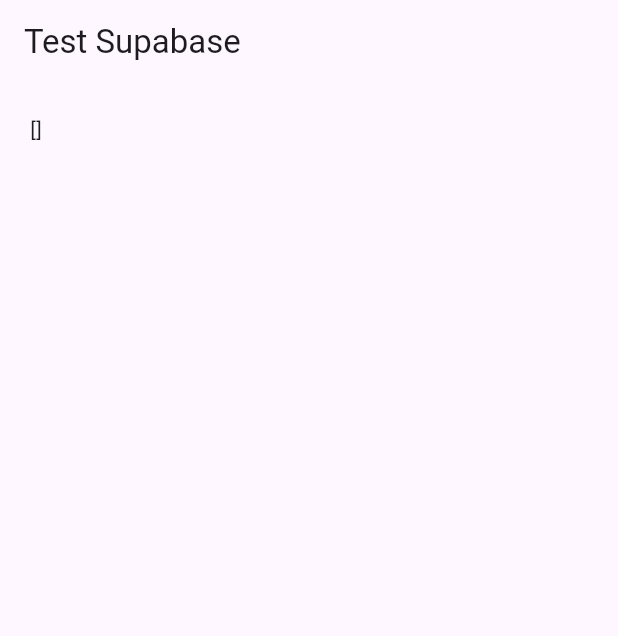
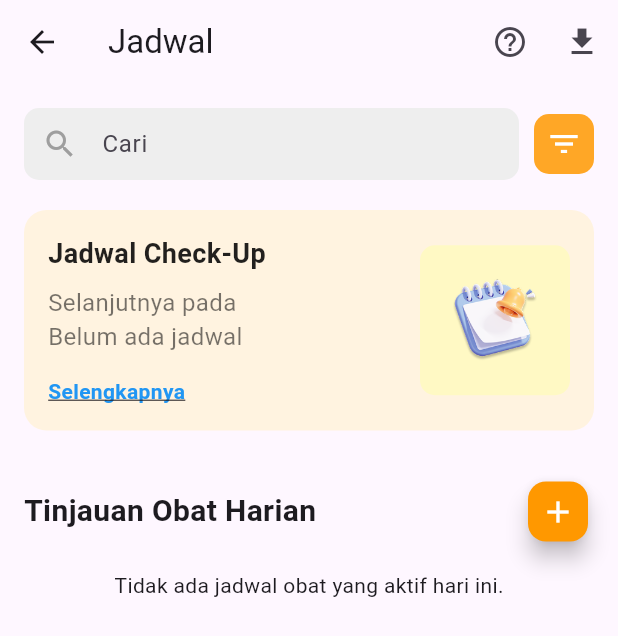
Before and after one commit to manzil26/sahabatRS, a Flutter app: the screen it shows after launch, on a phone screen of 412 x 824 dp. Shown: the top 636 px of the screen. Run offline on Flutter 3.47's test engine with Material 3 defaults, Android fonts, the phone set to English and light mode, and no system bars; our stand-ins replace supabase_flutter; accounts and stored records are empty.

Commit message:
feat: home penjadwalan

```diff
--- /dev/null
+++ b/devtools_options.yaml
@@ -0,0 +1,3 @@
+description: This file stores settings for Dart & Flutter DevTools.
+documentation: https://docs.flutter.dev/tools/devtools/extensions#configure-extension-enablement-states
+extensions:
--- a/lib/main.dart
+++ b/lib/main.dart
@@ -1,62 +1,102 @@
+// import 'package:flutter/material.dart';
+// import 'package:supabase_flutter/supabase_flutter.dart';
+
+// void main() async {
+//   WidgetsFlutterBinding.ensureInitialized();
+
+//   await Supabase.initialize(
+//     url: "https://ppvjjumolctwzrednvul.supabase.co",
+//     anonKey:
+//         "eyJhbGciOiJIUzI1NiIsInR5cCI6IkpXVCJ9.eyJpc3MiOiJzdXBhYmFzZSIsInJlZiI6InBwdmpqdW1vbGN0d3pyZWRudnVsIiwicm9sZSI6ImFub24iLCJpYXQiOjE3NjQxMjU3NDksImV4cCI6MjA3OTcwMTc0OX0.62vU78949hwLBnNzuPq_hrGMwPY5aH7jFRzRbmvIJJc",
+//   );
+
+//   runApp(const MyApp());
+// }
+
+// class MyApp extends StatelessWidget {
+//   const MyApp({super.key});
+
+//   @override
+//   Widget build(BuildContext context) {
+//     return MaterialApp(home: TestDatabasePage());
+//   }
+// }
+
+// class TestDatabasePage extends StatefulWidget {
+//   @override
+//   State<TestDatabasePage> createState() => _TestDatabasePageState();
+// }
+
+// class _TestDatabasePageState extends State<TestDatabasePage> {
+//   String result = "Loading...";
+
+//   @override
+//   void initState() {
+//     super.initState();
+//     testDatabase();
+//   }
+
+//   Future<void> testDatabase() async {
+//     try {
+//       final data = await Supabase.instance.client
+//           .from('nama_tabel_kamu')
+//           .select();
+
+//       setState(() {
+//         result = data.toString();
+//       });
+//     } catch (e) {
+//       setState(() {
+//         result = "Error: $e";
+//       });
+//     }
+//   }
+
+//   @override
+//   Widget build(BuildContext context) {
+//     return Scaffold(
+//       appBar: AppBar(title: const Text('Test Supabase')),
+//       body: Padding(padding: const EdgeInsets.all(20), child: Text(result)),
+//     );
+//   }
+// }
+
+// lib/main.dart
 import 'package:flutter/material.dart';
-import 'package:supabase_flutter/supabase_flutter.dart';
+import 'package:supabase_flutter/supabase_flutter.dart'; // 👈 Tambahkan import Supabase
+// Sesuaikan import path di bawah ini! (Pastikan ini sesuai dengan path SajadHomePage)
+import 'package:sahabat_rs/screens/penjadwalan/sajad-home.dart'; // 👈 Sesuaikan path
 
 void main() async {
-  WidgetsFlutterBinding.ensureInitialized();
+  // 👈 HARUS ASYNC
+  WidgetsFlutterBinding.ensureInitialized(); // 👈 Harus dipanggil sebelum inisialisasi
 
+  // --- INISIALISASI SUPABASE ---
   await Supabase.initialize(
+    // 👈 Harus menggunakan AWAIT
     url: "https://ppvjjumolctwzrednvul.supabase.co",
     anonKey:
         "eyJhbGciOiJIUzI1NiIsInR5cCI6IkpXVCJ9.eyJpc3MiOiJzdXBhYmFzZSIsInJlZiI6InBwdmpqdW1vbGN0d3pyZWRudnVsIiwicm9sZSI6ImFub24iLCJpYXQiOjE3NjQxMjU3NDksImV4cCI6MjA3OTcwMTc0OX0.62vU78949hwLBnNzuPq_hrGMwPY5aH7jFRzRbmvIJJc",
   );
+  // --- END INISIALISASI SUPABASE ---
 
   runApp(const MyApp());
 }
 
 class MyApp extends StatelessWidget {
-  const MyApp({super.key});
+  const MyApp({Key? key}) : super(key: key);
 
   @override
   Widget build(BuildContext context) {
-    return MaterialApp(home: TestDatabasePage());
-  }
-}
+    return MaterialApp(
+      title: 'SAHABAT RS',
+      theme: ThemeData(
+        primarySwatch: Colors.blue,
+        // Tambahkan konfigurasi tema lain di sini
+      ),
 
-class TestDatabasePage extends StatefulWidget {
-  @override
-  State<TestDatabasePage> createState() => _TestDatabasePageState();
-}
-
-class _TestDatabasePageState extends State<TestDatabasePage> {
-  String result = "Loading...";
-
-  @override
-  void initState() {
-    super.initState();
-    testDatabase();
-  }
-
-  Future<void> testDatabase() async {
-    try {
-      final data = await Supabase.instance.client
-          .from('nama_tabel_kamu')
-          .select();
-
-      setState(() {
-        result = data.toString();
-      });
-    } catch (e) {
-      setState(() {
-        result = "Error: $e";
-      });
-    }
-  }
-
-  @override
-  Widget build(BuildContext context) {
-    return Scaffold(
-      appBar: AppBar(title: const Text('Test Supabase')),
-      body: Padding(padding: const EdgeInsets.all(20), child: Text(result)),
+      // SajadHomePage akan dijalankan setelah Supabase siap
+      home: const SajadHomePage(),
     );
   }
 }
--- /dev/null
+++ b/lib/models/jadwal_obat.dart
@@ -0,0 +1,55 @@
+// lib/models/jadwal_obat.dart
+import 'package:flutter/material.dart'; // Dibutuhkan untuk TimeOfDay
+
+class JadwalObat {
+  final int id;
+  final int idPengguna; // id_pengguna
+  final String namaObat; // nama_obat
+  final TimeOfDay jamMinum; // jam_minum (TIME di SQL)
+  final String jenisWaktuMakan; // jenis_waktu_makan (ENUM di SQL)
+  final bool statusSelesai; // status (BOOLEAN di SQL)
+
+  // Kolom lain dari tabel jadwalobat
+  final int? jumlahObat;
+  final int? durasiHari;
+  final String? catatan;
+
+  JadwalObat({
+    required this.id,
+    required this.idPengguna,
+    required this.namaObat,
+    required this.jamMinum,
+    required this.jenisWaktuMakan,
+    required this.statusSelesai,
+    this.jumlahObat,
+    this.durasiHari,
+    this.catatan,
+  });
+
+  // Factory Method untuk Supabase/JSON Mapping
+  factory JadwalObat.fromJson(Map<String, dynamic> json) {
+    // 1. Parsing Jam Minum (TIME) dari Supabase
+    // Supabase mengembalikan TIME sebagai string "HH:MM:SS" (misal: "10:00:00")
+    String timeString = json['jam_minum'];
+    List<String> parts = timeString.split(':');
+
+    TimeOfDay parsedTime = TimeOfDay(
+      hour: int.parse(parts[0]), // Jam (HH)
+      minute: int.parse(parts[1]), // Menit (MM)
+    );
+
+    return JadwalObat(
+      id: json['id_jadwalobat'],
+      idPengguna: json['id_pengguna'],
+      namaObat: json['nama_obat'],
+      jamMinum: parsedTime,
+      // Karena ENUM, langsung pakai String
+      jenisWaktuMakan: json['jenis_waktu_makan'] ?? 'sebelum_makan',
+      statusSelesai: json['status'] ?? false, // Default: false (belum selesai)
+      // Kolom opsional
+      jumlahObat: json['jumlah_obat'],
+      durasiHari: json['durasi_hari'],
+      catatan: json['catatan'],
+    );
+  }
+}
--- a/lib/screens/Penjadwalan/sajad-home.dart
+++ b/lib/screens/Penjadwalan/sajad-home.dart
@@ -0,0 +1,345 @@
+import 'package:flutter/material.dart';
+import 'package:intl/intl.dart';
+// import 'package:flutter_svg/flutter_svg.dart'; // DIHAPUS/DIKOMENTARI
+// Pastikan import model dan service sudah benar
+import '../../../../models/jadwal_obat.dart';
+import '../../../../services/jadwal_service.dart';
+
+// --- Widget Kustom untuk Item Obat ---
+class ObatItem extends StatelessWidget {
+  final JadwalObat obat;
+
+  const ObatItem({Key? key, required this.obat}) : super(key: key);
+
+  // Fungsi untuk menentukan teks status berdasarkan statusSelesai (boolean) dan waktu
+  String getStatusText(bool isSelesai, TimeOfDay jam) {
+    if (isSelesai) return 'Selesai';
+
+    // Logika untuk menentukan 'Terlewat'
+    final now = DateTime.now();
+    final scheduledTime = DateTime(
+      now.year,
+      now.month,
+      now.day,
+      jam.hour,
+      jam.minute,
+    );
+
+    // Jika waktu sekarang sudah melewati waktu minum
+    if (now.isAfter(scheduledTime)) {
+      return 'Terlewat';
+    }
+    return 'Belum Diminum';
+  }
+
+  // Fungsi untuk menentukan warna status
+  Color getStatusColor(String status) {
+    switch (status) {
+      case 'Selesai':
+        return Colors.green;
+      case 'Terlewat':
+        return Colors.red;
+      case 'Skip':
+        return Colors.orange;
+      default:
+        return Colors.grey;
+    }
+  }
+
+  @override
+  Widget build(BuildContext context) {
+    // Memformat TimeOfDay menjadi String
+    final formattedTime = obat.jamMinum.format(context);
+
+    final statusText = getStatusText(obat.statusSelesai, obat.jamMinum);
+    final statusColor = getStatusColor(statusText);
+
+    return InkWell(
+      onTap: () {
+        print('Detail ${obat.namaObat}');
+      },
+      child: Container(
+        padding: const EdgeInsets.symmetric(vertical: 10),
+        child: Row(
+          children: [
+            // Icon Obat
+            const Icon(Icons.medical_services_outlined, color: Colors.blueGrey),
+            const SizedBox(width: 15),
+            // Nama Obat
+            Expanded(
+              child: Column(
+                crossAxisAlignment: CrossAxisAlignment.start,
+                children: [
+                  Text(
+                    obat.namaObat,
+                    style: const TextStyle(
+                      fontWeight: FontWeight.bold,
+                      fontSize: 16,
+                    ),
+                  ),
+                  const SizedBox(height: 4),
+                  // Waktu dan Status
+                  Row(
+                    children: [
+                      Text(
+                        '$formattedTime • ',
+                        style: const TextStyle(
+                          color: Colors.grey,
+                          fontSize: 14,
+                        ),
+                      ),
+                      Text(
+                        statusText,
+                        style: TextStyle(
+                          color: statusColor,
+                          fontSize: 14,
+                          fontWeight: FontWeight.bold,
+                        ),
+                      ),
+                    ],
+                  ),
+                ],
+              ),
+            ),
+            // Panah (>)
+            const Icon(Icons.arrow_forward_ios, size: 16, color: Colors.grey),
+          ],
+        ),
+      ),
+    );
+  }
+}
+
+// --- Halaman Utama Sajad Home ---
+class SajadHomePage extends StatefulWidget {
+  const SajadHomePage({Key? key}) : super(key: key);
+
+  @override
+  State<SajadHomePage> createState() => _SajadHomePageState();
+}
+
+class _SajadHomePageState extends State<SajadHomePage> {
+  late Future<DateTime?> _futureJadwalCheckUp;
+  late Future<List<JadwalObat>> _futureListObat;
+
+  @override
+  void initState() {
+    super.initState();
+    _futureJadwalCheckUp = JadwalService.getJadwalCheckUp();
+    _futureListObat = JadwalService.getTinjauanObatHarian();
+  }
+
+  // Widget Builder untuk Jadwal Check-Up
+  Widget _buildCheckUpCard() {
+    return FutureBuilder<DateTime?>(
+      future: _futureJadwalCheckUp,
+      builder: (context, snapshot) {
+        // Tampilkan Loading
+        if (snapshot.connectionState == ConnectionState.waiting) {
+          return Center(
+            child: LinearProgressIndicator(color: Colors.orange[400]),
+          );
+        }
+
+        // Ambil Data
+        DateTime? jadwal = snapshot.data;
+        String formattedDate = jadwal != null
+            ? DateFormat('dd MMMM yyyy').format(jadwal)
+            : 'Belum ada jadwal';
+
+        return Container(
+          padding: const EdgeInsets.all(16),
+          decoration: BoxDecoration(
+            color: Colors.orange[50],
+            borderRadius: BorderRadius.circular(15),
+          ),
+          child: Row(
+            children: [
+              Expanded(
+                child: Column(
+                  crossAxisAlignment: CrossAxisAlignment.start,
+                  children: [
+                    const Text(
+                      'Jadwal Check-Up',
+                      style: TextStyle(
+                        fontWeight: FontWeight.bold,
+                        fontSize: 18,
+                        color: Colors.black87,
+                      ),
+                    ),
+                    const SizedBox(height: 8),
+                    Text(
+                      'Selanjutnya pada\n$formattedDate',
+                      style: const TextStyle(
+                        fontSize: 16,
+                        color: Colors.black54,
+                      ),
+                    ),
+                    const SizedBox(height: 15),
+                    InkWell(
+                      onTap: () {
+                        print('Lihat Detail Check-Up');
+                      },
+                      child: const Text(
+                        'Selengkapnya',
+                        style: TextStyle(
+                          color: Colors.blue,
+                          fontWeight: FontWeight.bold,
+                          decoration: TextDecoration.underline,
+                        ),
+                      ),
+                    ),
+                  ],
+                ),
+              ),
+              Container(
+                width: 100,
+                height: 100,
+                decoration: BoxDecoration(
+                  color: Colors.yellow[100],
+                  borderRadius: BorderRadius.circular(10),
+                ),
+                alignment: Alignment.center,
+                // --- PERBAIKAN PENTING DI SINI: Menggunakan Image.asset untuk PNG ---
+                child: Image.asset(
+                  'assets/images/penjadwalan/notes.png', // PATH ke file PNG Anda
+                  width: 70,
+                  height: 70,
+                  // CATATAN: properti colorFilter telah DIHAPUS
+                ),
+              ),
+            ],
+          ),
+        );
+      },
+    );
+  }
+
+  // Widget Builder untuk Daftar Obat Harian
+  Widget _buildDailyMedicationList() {
+    return FutureBuilder<List<JadwalObat>>(
+      future: _futureListObat,
+      builder: (context, snapshot) {
+        // Tampilkan Loading
+        if (snapshot.connectionState == ConnectionState.waiting) {
+          return const Center(child: CircularProgressIndicator());
+        }
+
+        // Tampilkan Error
+        if (snapshot.hasError) {
+          print(snapshot.error); // Log error untuk debugging
+          return Center(child: Text('Gagal memuat data obat. Cek konsol.'));
+        }
+
+        // Tampilkan Data Kosong
+        if (!snapshot.hasData || snapshot.data!.isEmpty) {
+          return const Center(
+            child: Text('Tidak ada jadwal obat yang aktif hari ini.'),
+          );
+        }
+
+        // Tampilkan Daftar
+        List<JadwalObat> listObat = snapshot.data!;
+
+        return ListView.builder(
+          shrinkWrap: true,
+          physics: const NeverScrollableScrollPhysics(),
+          itemCount: listObat.length,
+          itemBuilder: (context, index) {
+            return ObatItem(obat: listObat[index]);
+          },
+        );
+      },
+    );
+  }
+
+  @override
+  Widget build(BuildContext context) {
+    return Scaffold(
+      // App Bar Kustom
+      appBar: AppBar(
+        leading: IconButton(
+          icon: const Icon(Icons.arrow_back),
+          onPressed: () {},
+        ),
+        title: const Text('Jadwal'),
+        actions: [
+          IconButton(icon: const Icon(Icons.help_outline), onPressed: () {}),
+          IconButton(icon: const Icon(Icons.download), onPressed: () {}),
+        ],
+      ),
+      body: SingleChildScrollView(
+        padding: const EdgeInsets.all(16.0),
+        child: Column(
+          crossAxisAlignment: CrossAxisAlignment.start,
+          children: <Widget>[
+            // --- Search Bar ---
+            Row(
+              children: [
+                Expanded(
+                  child: TextField(
+                    decoration: InputDecoration(
+                      hintText: 'Cari',
+                      prefixIcon: const Icon(Icons.search, color: Colors.grey),
+                      border: OutlineInputBorder(
+                        borderRadius: BorderRadius.circular(10.0),
+                        borderSide: BorderSide.none,
+                      ),
+                      filled: true,
+                      fillColor: Colors.grey[200],
+                      contentPadding: const EdgeInsets.symmetric(
+                        vertical: 0,
+                        horizontal: 10,
+                      ),
+                    ),
+                  ),
+                ),
+                const SizedBox(width: 10),
+                // Icon Filter
+                Container(
+                  padding: const EdgeInsets.all(8),
+                  decoration: BoxDecoration(
+                    color: Colors.orange[400],
+                    borderRadius: BorderRadius.circular(10),
+                  ),
+                  child: const Icon(Icons.filter_list, color: Colors.white),
+                ),
+              ],
+            ),
+
+            const SizedBox(height: 20),
+
+            // --- Jadwal Check-Up Card (Menggunakan FutureBuilder) ---
+            _buildCheckUpCard(),
+
+            const SizedBox(height: 30),
+
+            // --- Tinjauan Obat Harian Header ---
+            Row(
+              mainAxisAlignment: MainAxisAlignment.spaceBetween,
+              children: [
+                const Text(
+                  'Tinjauan Obat Harian',
+                  style: TextStyle(fontWeight: FontWeight.bold, fontSize: 20),
+                ),
+                FloatingActionButton(
+                  mini: true,
+                  onPressed: () {
+                    print('Tambah Jadwal Obat');
+                  },
+                  backgroundColor: Colors.orange,
+                  child: const Icon(Icons.add, color: Colors.white),
+                ),
+              ],
+            ),
+
+            const SizedBox(height: 15),
+
+            // --- Daftar Obat Harian (Menggunakan FutureBuilder) ---
+            _buildDailyMedicationList(),
+          ],
+        ),
+      ),
+    );
+  }
+}
--- /dev/null
+++ b/lib/services/jadwal_service.dart
@@ -0,0 +1,136 @@
+// import '../models/jadwal_obat.dart';
+
+// class JadwalService {
+//   // Simulasi data untuk jadwal Check-Up
+//   static DateTime getJadwalCheckUp() {
+//     // Di aplikasi nyata, ini akan diambil dari tabel 'jadwal'
+//     // Misalnya, return DateTime.parse('2025-10-08');
+//     return DateTime(2025, 10, 8);
+//   }
+
+//   // Simulasi data untuk Tinjauan Obat Harian
+//   static List<JadwalObat> getTinjauanObatHarian() {
+//     // Di aplikasi nyata, ini akan diambil dari tabel 'jadwalobat'
+//     // dengan filter berdasarkan id_pengguna dan tanggal hari ini
+//     return [
+//       JadwalObat(
+//         id: 1,
+//         namaObat: 'Sanmol',
+//         waktuMinum: DateTime(
+//           DateTime.now().year,
+//           DateTime.now().month,
+//           DateTime.now().day,
+//           10,
+//           0,
+//         ),
+//         status: 'Selesai',
+//       ),
+//       JadwalObat(
+//         id: 2,
+//         namaObat: 'Panadol',
+//         waktuMinum: DateTime(
+//           DateTime.now().year,
+//           DateTime.now().month,
+//           DateTime.now().day,
+//           16,
+//           0,
+//         ),
+//         status: 'Terlewat',
+//       ),
+//       JadwalObat(
+//         id: 3,
+//         namaObat: 'Betanol',
+//         waktuMinum: DateTime(
+//           DateTime.now().year,
+//           DateTime.now().month,
+//           DateTime.now().day,
+//           16,
+//           0,
+//         ),
+//         status: 'Skip',
+//       ),
+//       JadwalObat(
+//         id: 4,
+//         namaObat: 'Amoxilin',
+//         waktuMinum: DateTime(
+//           DateTime.now().year,
+//           DateTime.now().month,
+//           DateTime.now().day,
+//           16,
+//           0,
+//         ),
+//         status: 'Terlewat',
+//       ),
+//       JadwalObat(
+//         id: 5,
+//         namaObat: 'Neurobion',
+//         waktuMinum: DateTime(
+//           DateTime.now().year,
+//           DateTime.now().month,
+//           DateTime.now().day,
+//           16,
+//           0,
+//         ),
+//         status: 'Terlewat',
+//       ),
+//     ];
+//   }
+// }
+// lib/services/jadwal_service.dart
+// lib/services/jadwal_service.dart
+import 'package:supabase_flutter/supabase_flutter.dart';
+import '../models/jadwal_obat.dart';
+
+// Dapatkan instance client Supabase
+final supabase = Supabase.instance.client;
+
+class JadwalService {
+  // Asumsi: ID pengguna yang sedang login
+  // Ganti dengan ID pengguna dinamis dari sesi/autentikasi Supabase Anda
+  static const int _currentUserId = 1;
+
+  // --- 1. Ambil Jadwal Check-Up dari tabel 'jadwal' ---
+  // Tipe kembalian sudah benar: Future<DateTime?> (tipe DATE di SQL)
+  static Future<DateTime?> getJadwalCheckUp() async {
+    try {
+      final response = await supabase
+          .from('jadwal')
+          .select('tanggal')
+          .eq('id_pengguna', _currentUserId)
+          .order('tanggal', ascending: true)
+          .limit(1)
+          .single();
+
+      if (response != null && response['tanggal'] != null) {
+        // Kolom tanggal adalah tipe DATE, parse langsung
+        return DateTime.parse(response['tanggal']);
+      }
+      return null;
+    } catch (e) {
+      print('Error fetching Jadwal Check-Up: $e');
+      return null;
+    }
+  }
+
+  // --- 2. Ambil Tinjauan Obat Harian dari tabel 'jadwalobat' ---
+  // Tipe kembalian sudah benar: Future<List<JadwalObat>>
+  static Future<List<JadwalObat>> getTinjauanObatHarian() async {
+    try {
+      // Query ke tabel jadwalobat
+      final List<Map<String, dynamic>> response = await supabase
+          .from('jadwalobat')
+          .select('*')
+          .eq('id_pengguna', _currentUserId)
+          .order(
+            'jam_minum',
+            ascending: true,
+          ); // Urutkan berdasarkan waktu (TIME)
+
+      // Mapping data ke model yang sudah diperbaiki
+      return response.map((data) => JadwalObat.fromJson(data)).toList();
+    } catch (e) {
+      print('Error fetching Tinjauan Obat Harian: $e');
+      return [];
+    }
+  }
+}
--- a/pubspec.yaml
+++ b/pubspec.yaml
@@ -1,5 +1,5 @@
 name: sahabat_rs
-description: "A new Flutter project."
+description: 'A new Flutter project.'
 publish_to: 'none'
 version: 0.1.0
 
@@ -10,6 +10,8 @@
   flutter:
     sdk: flutter
   supabase_flutter: ^2.10.3
+  flutter_svg: ^2.0.11
+  intl: ^0.19.0
 
 dev_dependencies:
   flutter_test:
@@ -18,3 +20,5 @@
 
 flutter:
   uses-material-design: true
+  assets:
+    - assets/images/penjadwalan/
```
Also changed, not shown: assets/images/penjadwalan/notes.png (added), pubspec.lock, 1 other file.
